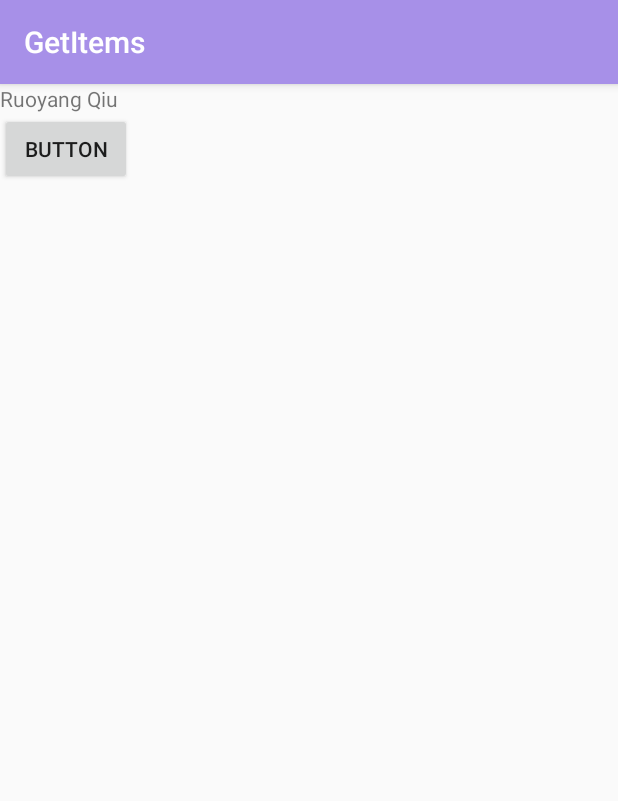
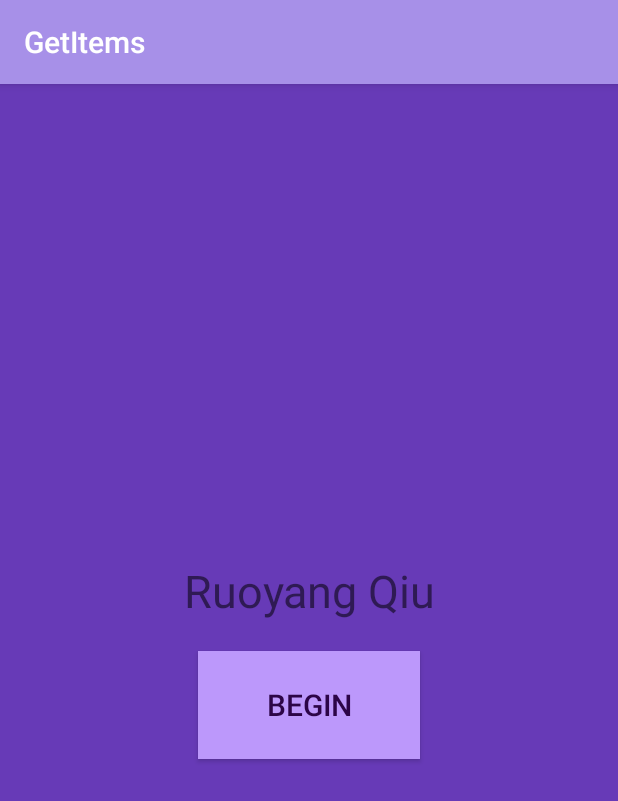
Before and after one commit to ruoyangqiu/MyFirstAndroidGame, an Android app: the screen it shows after launch (MainActivity), on a phone screen of 412 x 824 dp. Shown: the top 801 px of the screen. Run offline under Robolectric (Android 15) with nearby library versions, the phone set to English and light mode, and no system bars.

Commit message:
Update activity_main.xml
Center Begin and Name Label to center

```diff
--- a/MyGame/app/src/main/res/layout/activity_main.xml
+++ b/MyGame/app/src/main/res/layout/activity_main.xml
@@ -4,16 +4,29 @@
     xmlns:tools="http://schemas.android.com/tools"
     android:layout_width="match_parent"
     android:layout_height="match_parent"
+    android:background="@color/primaryBackgroundcolor"
     tools:context=".MainActivity">
 
     <LinearLayout
         android:layout_width="match_parent"
         android:layout_height="match_parent"
-        android:orientation="vertical">
+        android:gravity="center_vertical"
+        android:orientation="vertical"
+        app:layout_constraintBottom_toBottomOf="parent"
+        app:layout_constraintEnd_toEndOf="parent"
+        app:layout_constraintHorizontal_bias="0.5"
+        app:layout_constraintStart_toStartOf="parent"
+        app:layout_constraintTop_toTopOf="parent">
+
         <TextView
+            android:id="@+id/text1"
             android:layout_width="wrap_content"
             android:layout_height="wrap_content"
+            android:layout_gravity="center"
+            android:gravity="center"
+            android:paddingBottom="20sp"
             android:text="Ruoyang Qiu"
+            android:textSize="30sp"
             app:layout_constraintBottom_toBottomOf="parent"
             app:layout_constraintLeft_toLeftOf="parent"
             app:layout_constraintRight_toRightOf="parent"
@@ -21,9 +34,14 @@
 
         <Button
             android:id="@+id/Button1"
-            android:layout_width="wrap_content"
-            android:layout_height="wrap_content"
-            android:text="Button" />
+            android:layout_width="148dp"
+            android:layout_height="72dp"
+            android:layout_gravity="center"
+            android:background="@color/pageBackgroundcolor"
+            android:gravity="center"
+            android:text="Begin"
+            android:textSize="20sp"
+            android:textColor="@color/primaryTextcolor" />
 
     </LinearLayout>
 </androidx.constraintlayout.widget.ConstraintLayout>
```
Lines whose indentation alone changed are shown as unchanged.
